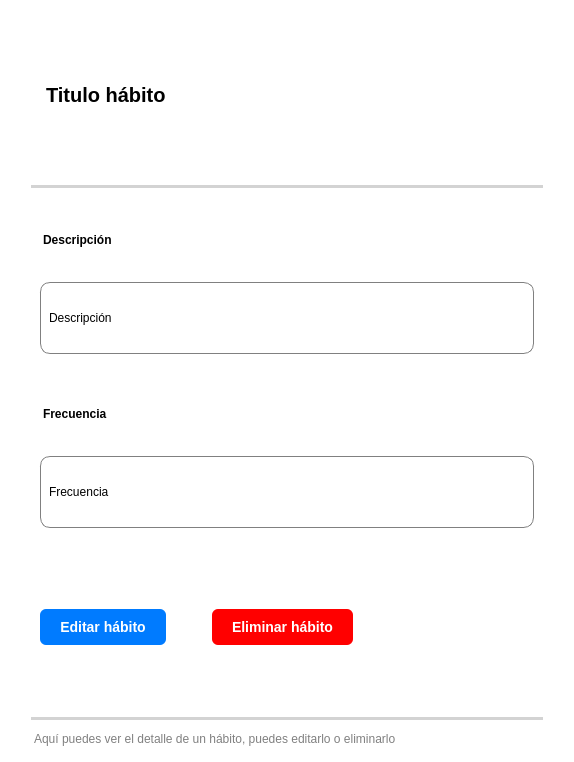
The window that infraestructure/ui/pages/habit_detail/habit_detail_view.ui (judajaavAlt/PI2) describes before a commit, drawn with Qt 5.
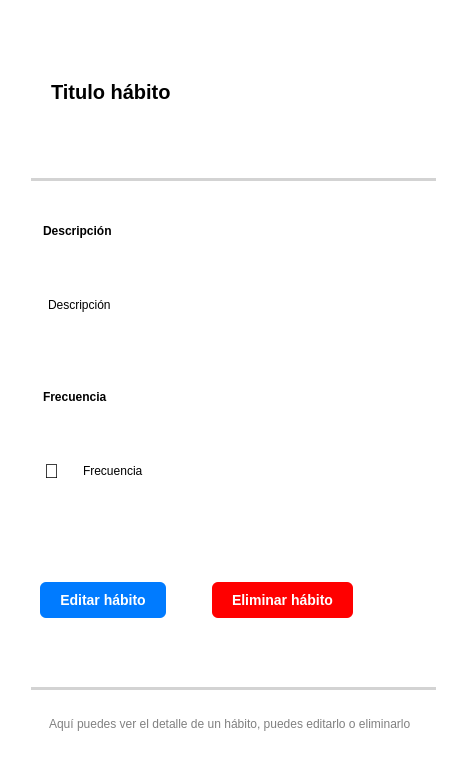
The same window after the commit.

Commit message: improving app UI with colors, structure and icons

Patch:
```diff
--- a/infraestructure/ui/pages/habit_detail/habit_detail_view.ui
+++ b/infraestructure/ui/pages/habit_detail/habit_detail_view.ui
@@ -6,7 +6,7 @@
    <rect>
     <x>0</x>
     <y>0</y>
-    <width>574</width>
+    <width>467</width>
     <height>762</height>
    </rect>
   </property>
@@ -20,7 +20,7 @@
 	margin-top: 0;
 	margin-right: 20px;
 	border-radius: 10px;
-	padding: 10px;
+	padding: 15px;
 	/*padding: 10px;*/
 	/*margin: 60px 20px 80px;*/
 }
@@ -87,7 +87,7 @@
         <property name="styleSheet">
          <string notr="true">QLabel {
 	padding: 5px;
-	border: 1px solid gray;
+	border: 0px solid gray;
 }</string>
         </property>
         <property name="text">
@@ -121,16 +121,37 @@
        </widget>
       </item>
       <item>
+       <widget class="QWidget" name="widget" native="true">
+        <layout class="QHBoxLayout" name="horizontalLayout_2">
+         <item>
+          <widget class="QLabel" name="label_2">
+           <property name="styleSheet">
+            <string notr="true">max-width: 35px;
+pading-left: 0;
+margin-right: 0;
+margin-left: 10px;
+font-size: 20px;</string>
+           </property>
+           <property name="text">
+            <string>📅</string>
+           </property>
+          </widget>
+         </item>
+         <item>
        <widget class="QLabel" name="label_habit_freq">
         <property name="styleSheet">
          <string notr="true">QLabel {
-	padding: 5px;
-	border: 1px solid gray;
+	padding: 0px;
+	border: 0px solid gray;
+	margin-left: 0px;
 }</string>
         </property>
         <property name="text">
          <string>Frecuencia</string>
         </property>
+          </widget>
+         </item>
+        </layout>
        </widget>
       </item>
      </layout>
@@ -227,7 +248,7 @@
      <property name="styleSheet">
       <string notr="true">margin-top: 0;
 margin-bottom: 0;
-padding: 0;
+
 max-height: 25px;
 color: gray;</string>
      </property>
```
Lines whose indentation alone changed are shown as unchanged. The commit also changes 7 other files.
